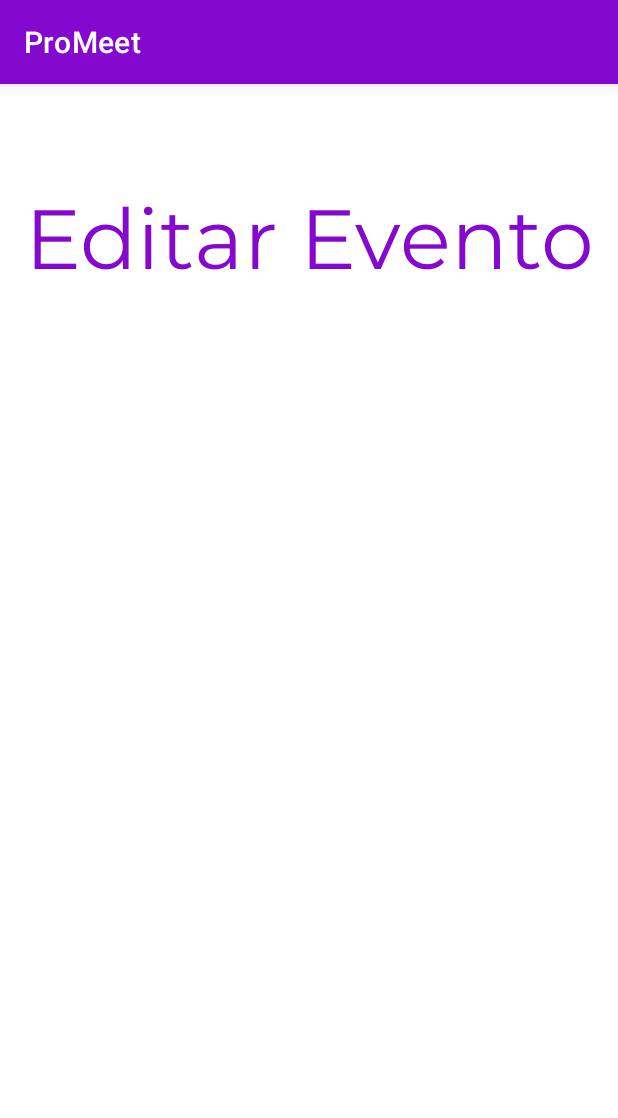
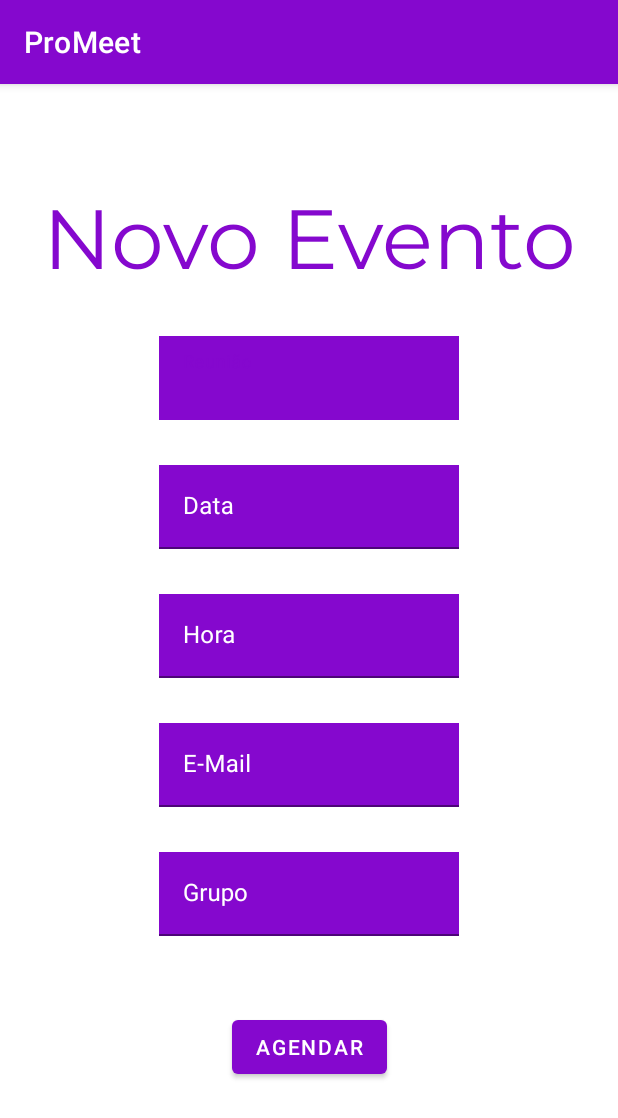
Before and after one commit to murilo-andrade/ProMeet, an Android app: the EventoActivity screen opened directly, with no data from a screen before it, on a phone screen of 412 x 824 dp. Shown: the top 1118 px of the screen. Run offline under Robolectric (Android 15) with nearby library versions, the phone set to English and light mode, and no system bars.

Commit message:
Ajustes de nomes de activities e layouts de evento e grupo

```diff
--- a/app/src/main/AndroidManifest.xml
+++ b/app/src/main/AndroidManifest.xml
@@ -17,10 +17,10 @@
             android:name=".LoginActivity"
             android:exported="false" />
         <activity
-            android:name=".EditaEventoActivity"
+            android:name=".EventoActivity"
             android:exported="false" />
         <activity
-            android:name=".EditaGrupoActivity"
+            android:name=".GrupoActivity"
             android:exported="false" />
         <activity
             android:name=".GruposActivity"
--- a/app/src/main/java/br/com/promeet/app/EditaEventoActivity.java
+++ b/app/src/main/java/br/com/promeet/app/EventoActivity.java
@@ -4,11 +4,11 @@ import androidx.appcompat.app.AppCompatActivity;
 
 import android.os.Bundle;
 
-public class EditaEventoActivity extends AppCompatActivity {
+public class EventoActivity extends AppCompatActivity {
 
     @Override
     protected void onCreate(Bundle savedInstanceState) {
         super.onCreate(savedInstanceState);
-        setContentView(R.layout.activity_edita_evento);
+        setContentView(R.layout.activity_evento);
     }
 }
--- a/app/src/main/java/br/com/promeet/app/EditaGrupoActivity.java
+++ b/app/src/main/java/br/com/promeet/app/GrupoActivity.java
@@ -4,11 +4,11 @@ import androidx.appcompat.app.AppCompatActivity;
 
 import android.os.Bundle;
 
-public class EditaGrupoActivity extends AppCompatActivity {
+public class GrupoActivity extends AppCompatActivity {
 
     @Override
     protected void onCreate(Bundle savedInstanceState) {
         super.onCreate(savedInstanceState);
-        setContentView(R.layout.activity_edita_grupo);
+        setContentView(R.layout.activity_grupo);
     }
 }
--- a/app/src/main/res/layout/activity_edita_evento.xml
+++ /dev/null
@@ -1,24 +0,0 @@
-<?xml version="1.0" encoding="utf-8"?>
-<androidx.constraintlayout.widget.ConstraintLayout xmlns:android="http://schemas.android.com/apk/res/android"
-    xmlns:app="http://schemas.android.com/apk/res-auto"
-    xmlns:tools="http://schemas.android.com/tools"
-    android:layout_width="match_parent"
-    android:layout_height="match_parent"
-    tools:context=".EditaEventoActivity">
-
-    <TextView
-        android:id="@+id/textView"
-        android:layout_width="wrap_content"
-        android:layout_height="wrap_content"
-        android:layout_marginTop="66dp"
-        android:fontFamily="@font/montserrat"
-        android:text="@string/editar_evento"
-        android:textColor="@color/roxo"
-        android:textFontWeight="400"
-        android:textSize="56sp"
-        app:layout_constraintEnd_toEndOf="parent"
-        app:layout_constraintHorizontal_bias="0.5"
-        app:layout_constraintStart_toStartOf="parent"
-        app:layout_constraintTop_toTopOf="parent" />
-
-</androidx.constraintlayout.widget.ConstraintLayout>
--- /dev/null
+++ b/app/src/main/res/layout/activity_evento.xml
@@ -0,0 +1,161 @@
+<?xml version="1.0" encoding="utf-8"?>
+<androidx.constraintlayout.widget.ConstraintLayout xmlns:android="http://schemas.android.com/apk/res/android"
+    xmlns:app="http://schemas.android.com/apk/res-auto"
+    xmlns:tools="http://schemas.android.com/tools"
+    android:layout_width="match_parent"
+    android:layout_height="match_parent"
+    tools:context=".EventoActivity">
+
+    <TextView
+        android:id="@+id/textViewTop"
+        android:layout_width="wrap_content"
+        android:layout_height="wrap_content"
+        android:layout_marginTop="66dp"
+        android:fontFamily="@font/montserrat"
+        android:text="@string/novo_evento"
+        android:textColor="@color/roxo"
+        android:textFontWeight="400"
+        android:textSize="56sp"
+        app:layout_constraintEnd_toEndOf="parent"
+        app:layout_constraintHorizontal_bias="0.5"
+        app:layout_constraintStart_toStartOf="parent"
+        app:layout_constraintTop_toTopOf="parent" />
+
+    <com.google.android.material.textfield.TextInputLayout
+        android:id="@+id/editTextEvento"
+        android:layout_width="200dp"
+        android:layout_height="wrap_content"
+        android:layout_marginTop="30dp"
+        android:autofillHints=""
+        android:ems="10"
+        android:minHeight="48dp"
+        android:textColor="@color/branco"
+        android:textColorHint="@color/branco"
+        app:layout_constraintEnd_toEndOf="parent"
+        app:layout_constraintHorizontal_bias="0.5"
+        app:layout_constraintStart_toStartOf="parent"
+        app:layout_constraintTop_toBottomOf="@+id/textViewTop">
+        <com.google.android.material.textfield.TextInputEditText
+            android:layout_width="match_parent"
+            android:background="@color/roxo"
+            android:textColor="@color/branco"
+            android:textColorHint="@color/branco"
+            android:hint="@string/reuniao"
+            android:inputType="textAutoComplete"
+            android:layout_height="wrap_content"
+            />
+    </com.google.android.material.textfield.TextInputLayout>
+
+    <com.google.android.material.textfield.TextInputLayout
+        android:id="@+id/editTextData"
+        android:layout_width="200dp"
+        android:layout_height="wrap_content"
+        android:layout_marginTop="30dp"
+        android:autofillHints=""
+        android:ems="10"
+        android:minHeight="48dp"
+        android:textColor="@color/branco"
+        android:textColorHint="@color/branco"
+        app:layout_constraintEnd_toEndOf="parent"
+        app:layout_constraintHorizontal_bias="0.5"
+        app:layout_constraintStart_toStartOf="parent"
+        app:layout_constraintTop_toBottomOf="@+id/editTextEvento">
+        <com.google.android.material.textfield.TextInputEditText
+            android:layout_width="match_parent"
+            android:background="@color/roxo"
+            android:textColor="@color/branco"
+            android:textColorHint="@color/branco"
+            android:hint="@string/data"
+            android:inputType="date"
+            android:layout_height="wrap_content"
+            />
+    </com.google.android.material.textfield.TextInputLayout>
+
+    <com.google.android.material.textfield.TextInputLayout
+        android:id="@+id/editTextHora"
+        android:layout_width="200dp"
+        android:layout_height="wrap_content"
+        android:layout_marginTop="30dp"
+        android:autofillHints=""
+        android:ems="10"
+        android:minHeight="48dp"
+        android:textColor="@color/branco"
+        android:textColorHint="@color/branco"
+        app:layout_constraintEnd_toEndOf="parent"
+        app:layout_constraintHorizontal_bias="0.5"
+        app:layout_constraintStart_toStartOf="parent"
+        app:layout_constraintTop_toBottomOf="@+id/editTextData">
+        <com.google.android.material.textfield.TextInputEditText
+            android:layout_width="match_parent"
+            android:background="@color/roxo"
+            android:textColor="@color/branco"
+            android:textColorHint="@color/branco"
+            android:hint="@string/hora"
+            android:inputType="time"
+            android:layout_height="wrap_content"
+            />
+    </com.google.android.material.textfield.TextInputLayout>
+
+    <com.google.android.material.textfield.TextInputLayout
+        android:id="@+id/editTextEmail"
+        android:layout_width="200dp"
+        android:layout_height="wrap_content"
+        android:layout_marginTop="30dp"
+        android:autofillHints=""
+        android:ems="10"
+        android:minHeight="48dp"
+        android:textColor="@color/branco"
+        android:textColorHint="@color/branco"
+        app:layout_constraintEnd_toEndOf="parent"
+        app:layout_constraintHorizontal_bias="0.5"
+        app:layout_constraintStart_toStartOf="parent"
+        app:layout_constraintTop_toBottomOf="@+id/editTextHora">
+        <com.google.android.material.textfield.TextInputEditText
+            android:layout_width="match_parent"
+            android:background="@color/roxo"
+            android:textColor="@color/branco"
+            android:textColorHint="@color/branco"
+            android:hint="@string/email"
+            android:inputType="textEmailAddress"
+            android:layout_height="wrap_content"
+            />
+    </com.google.android.material.textfield.TextInputLayout>
+
+    <com.google.android.material.textfield.TextInputLayout
+        android:id="@+id/editTextGrupo"
+        android:layout_width="200dp"
+        android:layout_height="wrap_content"
+        android:layout_marginTop="30dp"
+        android:autofillHints=""
+        android:ems="10"
+        android:minHeight="48dp"
+        android:textColor="@color/branco"
+        android:textColorHint="@color/branco"
+        app:layout_constraintEnd_toEndOf="parent"
+        app:layout_constraintHorizontal_bias="0.5"
+        app:layout_constraintStart_toStartOf="parent"
+        app:layout_constraintTop_toBottomOf="@+id/editTextEmail">
+        <com.google.android.material.textfield.TextInputEditText
+            android:layout_width="match_parent"
+            android:background="@color/roxo"
+            android:textColor="@color/branco"
+            android:textColorHint="@color/branco"
+            android:hint="@string/grupo"
+            android:inputType="textAutoComplete"
+            android:layout_height="wrap_content"
+            />
+    </com.google.android.material.textfield.TextInputLayout>
+
+    <com.google.android.material.button.MaterialButton
+        android:id="@+id/button"
+        android:layout_width="wrap_content"
+        android:layout_height="wrap_content"
+        android:layout_marginTop="50dp"
+        android:text="@string/agendar"
+        app:layout_constraintEnd_toEndOf="parent"
+        app:layout_constraintHorizontal_bias="0.5"
+        app:layout_constraintStart_toStartOf="parent"
+        app:layout_constraintTop_toBottomOf="@+id/editTextGrupo" />
+
+
+</androidx.constraintlayout.widget.ConstraintLayout>
--- a/app/src/main/res/layout/activity_edita_grupo.xml
+++ b/app/src/main/res/layout/activity_grupo.xml
@@ -4,7 +4,7 @@
     xmlns:tools="http://schemas.android.com/tools"
     android:layout_width="match_parent"
     android:layout_height="match_parent"
-    tools:context=".EditaGrupoActivity">
+    tools:context=".GrupoActivity">
 
     <TextView
         android:id="@+id/textView"
```
